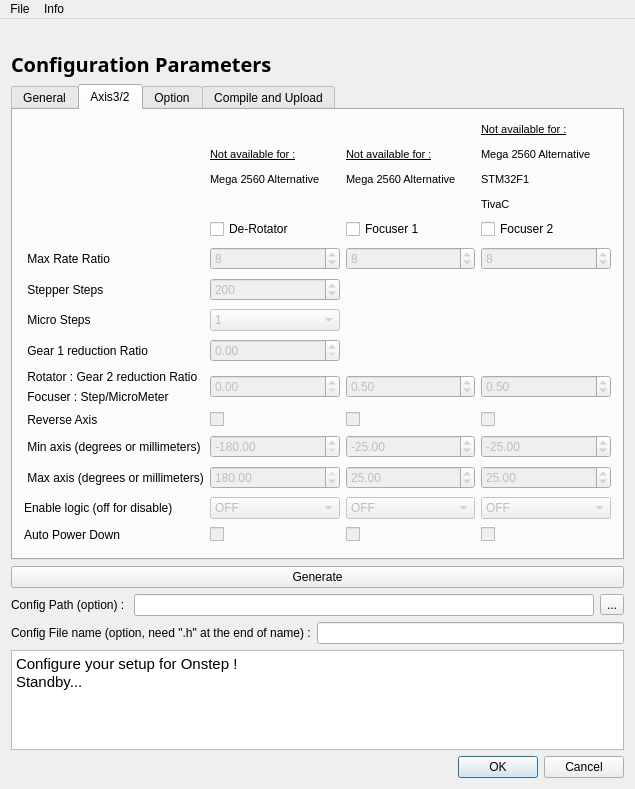
Above: configurator.ui from dragonlost/Onstep_Generator before the change. Below: the same form after it.
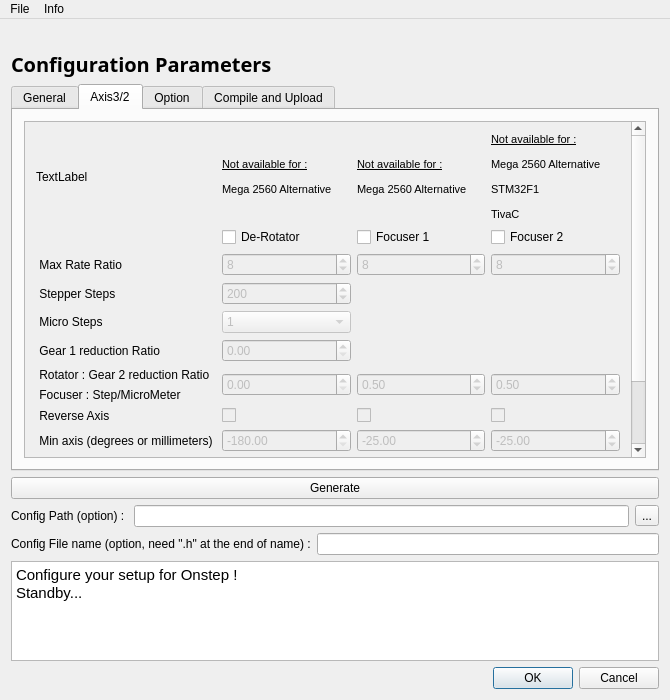
That is the form after the change. The open tabs and pages were chosen to show the change. Icons and pictures are not drawn.

Commit message: update layout for reduce minimal size

```diff
--- a/configurator.ui
+++ b/configurator.ui
@@ -6,8 +6,8 @@
    <rect>
     <x>0</x>
     <y>0</y>
-    <width>635</width>
-    <height>789</height>
+    <width>670</width>
+    <height>700</height>
    </rect>
   </property>
   <property name="maximumSize">
@@ -24,7 +24,7 @@
     <normaloff>OnStep_Logo_Medium.png</normaloff>OnStep_Logo_Medium.png</iconset>
   </property>
   <widget class="QWidget" name="centralWidget">
-   <layout class="QVBoxLayout" name="verticalLayout_2">
+   <layout class="QVBoxLayout" name="verticalLayout_4">
     <item>
      <layout class="QVBoxLayout" name="verticalLayout">
       <item>
@@ -73,6 +73,21 @@
          </attribute>
          <layout class="QVBoxLayout" name="verticalLayout_6">
           <item>
+           <widget class="QScrollArea" name="scrollArea_2">
+            <property name="widgetResizable">
+             <bool>true</bool>
+            </property>
+            <widget class="QWidget" name="scrollArea_general">
+             <property name="geometry">
+              <rect>
+               <x>0</x>
+               <y>0</y>
+               <width>612</width>
+               <height>442</height>
+              </rect>
+             </property>
+             <layout class="QVBoxLayout" name="verticalLayout_2">
+              <item>
            <layout class="QHBoxLayout" name="horizontalLayout_2">
             <item>
              <widget class="QLabel" name="label_8">
@@ -767,65 +782,99 @@
           </item>
          </layout>
         </widget>
+           </widget>
+          </item>
+         </layout>
+        </widget>
         <widget class="QWidget" name="axis3_2_tab">
          <attribute name="title">
           <string>Axis3/2</string>
          </attribute>
          <layout class="QGridLayout" name="gridLayout_3">
+          <item row="0" column="0">
+           <widget class="QScrollArea" name="scrollArea_3">
+            <property name="widgetResizable">
+             <bool>true</bool>
+            </property>
+            <widget class="QWidget" name="scrollAreaWidgetContents">
+             <property name="geometry">
+              <rect>
+               <x>0</x>
+               <y>0</y>
+               <width>612</width>
+               <height>451</height>
+              </rect>
+             </property>
+             <layout class="QGridLayout" name="gridLayout_4">
+              <item row="11" column="1">
+               <widget class="QCheckBox" name="rot_auto_checkBox">
+                <property name="enabled">
+                 <bool>false</bool>
+                </property>
+                <property name="text">
+                 <string/>
+                </property>
+               </widget>
+              </item>
+              <item row="2" column="0">
+               <widget class="QLabel" name="label_34">
+                <property name="text">
+                 <string> Max Rate Ratio</string>
+                </property>
+               </widget>
+              </item>
           <item row="10" column="3">
-           <widget class="QDoubleSpinBox" name="focus2_max_mil_doubleSpinBox">
+               <widget class="QComboBox" name="focus2_di_comboBox">
             <property name="enabled">
              <bool>false</bool>
             </property>
-            <property name="minimum">
-             <double>-999999.000000000000000</double>
-            </property>
-            <property name="maximum">
-             <double>999999.989999999990687</double>
-            </property>
-            <property name="value">
-             <double>25.000000000000000</double>
-            </property>
-           </widget>
-          </item>
-          <item row="11" column="0">
-           <widget class="QLabel" name="label_13">
+                <item>
             <property name="text">
-             <string>Enable logic (off for disable)</string>
-            </property>
-           </widget>
-          </item>
-          <item row="4" column="0">
-           <widget class="QLabel" name="label_35">
+                  <string>OFF</string>
+                 </property>
+                </item>
+                <item>
             <property name="text">
-             <string> Stepper Steps</string>
-            </property>
-           </widget>
-          </item>
-          <item row="10" column="0">
-           <widget class="QLabel" name="label_41">
+                  <string>HIGH</string>
+                 </property>
+                </item>
+                <item>
             <property name="text">
-             <string> Max axis (degrees or millimeters)</string>
-            </property>
+                  <string>LOW</string>
+                 </property>
+                </item>
            </widget>
           </item>
           <item row="10" column="1">
-           <widget class="QDoubleSpinBox" name="rot_max_angle_doubleSpinBox">
+               <widget class="QComboBox" name="rot_di_comboBox">
             <property name="enabled">
              <bool>false</bool>
             </property>
-            <property name="minimum">
-             <double>-180.000000000000000</double>
-            </property>
-            <property name="maximum">
-             <double>180.000000000000000</double>
-            </property>
-            <property name="value">
-             <double>180.000000000000000</double>
-            </property>
-           </widget>
-          </item>
-          <item row="3" column="1">
+                <item>
+                 <property name="text">
+                  <string>OFF</string>
+                 </property>
+                </item>
+                <item>
+                 <property name="text">
+                  <string>HIGH</string>
+                 </property>
+                </item>
+                <item>
+                 <property name="text">
+                  <string>LOW</string>
+                 </property>
+                </item>
+               </widget>
+              </item>
+              <item row="7" column="0">
+               <widget class="QLabel" name="label_39">
+                <property name="text">
+                 <string> Reverse Axis</string>
+                </property>
+               </widget>
+              </item>
+              <item row="2" column="1">
            <widget class="QSpinBox" name="rot_mrate_spinBox">
             <property name="enabled">
              <bool>false</bool>
@@ -838,43 +887,244 @@
             </property>
            </widget>
           </item>
-          <item row="9" column="2">
-           <widget class="QDoubleSpinBox" name="focus1_min_mil_doubleSpinBox">
+              <item row="4" column="0">
+               <widget class="QLabel" name="label_36">
+                <property name="text">
+                 <string> Micro Steps</string>
+                </property>
+               </widget>
+              </item>
+              <item row="6" column="2">
+               <widget class="QDoubleSpinBox" name="focus1_micro_doubleSpinBox">
             <property name="enabled">
              <bool>false</bool>
             </property>
+                <property name="maximum">
+                 <double>999999.989999999990687</double>
+                </property>
+                <property name="value">
+                 <double>0.500000000000000</double>
+                </property>
+               </widget>
+              </item>
+              <item row="0" column="0">
+               <widget class="QLabel" name="label_53">
+                <property name="text">
+                 <string>TextLabel</string>
+                </property>
+               </widget>
+              </item>
+              <item row="8" column="1">
+               <widget class="QDoubleSpinBox" name="rot_min_angle_doubleSpinBox">
+                <property name="enabled">
+                 <bool>false</bool>
+                </property>
             <property name="minimum">
-             <double>-999999.989999999990687</double>
+                 <double>-180.000000000000000</double>
             </property>
             <property name="maximum">
-             <double>999999.989999999990687</double>
+                 <double>180.000000000000000</double>
             </property>
             <property name="value">
-             <double>-25.000000000000000</double>
+                 <double>-180.000000000000000</double>
             </property>
            </widget>
           </item>
-          <item row="3" column="3">
-           <widget class="QSpinBox" name="focus2_mrate_spinBox">
+              <item row="1" column="3">
+               <widget class="QCheckBox" name="focus2_checkBox">
+                <property name="text">
+                 <string>Focuser 2</string>
+                </property>
+               </widget>
+              </item>
+              <item row="3" column="0">
+               <widget class="QLabel" name="label_35">
+                <property name="text">
+                 <string> Stepper Steps</string>
+                </property>
+               </widget>
+              </item>
+              <item row="10" column="2">
+               <widget class="QComboBox" name="focus1_di_comboBox">
             <property name="enabled">
              <bool>false</bool>
             </property>
+                <item>
+                 <property name="text">
+                  <string>OFF</string>
+                 </property>
+                </item>
+                <item>
+                 <property name="text">
+                  <string>HIGH</string>
+                 </property>
+                </item>
+                <item>
+                 <property name="text">
+                  <string>LOW</string>
+                 </property>
+                </item>
+               </widget>
+              </item>
+              <item row="6" column="1">
+               <widget class="QDoubleSpinBox" name="rot_gear2_doubleSpinBox">
+                <property name="enabled">
+                 <bool>false</bool>
+                </property>
             <property name="maximum">
-             <number>256</number>
-            </property>
+                 <double>999999.989999999990687</double>
+                </property>
+               </widget>
+              </item>
+              <item row="11" column="2">
+               <widget class="QCheckBox" name="focus1_auto_checkBox">
+                <property name="enabled">
+                 <bool>false</bool>
+                </property>
+                <property name="text">
+                 <string/>
+                </property>
+               </widget>
+              </item>
+              <item row="3" column="1">
+               <widget class="QSpinBox" name="rot_step_spinBox">
+                <property name="enabled">
+                 <bool>false</bool>
+                </property>
+                <property name="minimum">
+                 <number>1</number>
+                </property>
+                <property name="maximum">
+                 <number>100000</number>
+                </property>
             <property name="value">
-             <number>8</number>
+                 <number>200</number>
             </property>
            </widget>
           </item>
-          <item row="6" column="0">
+              <item row="5" column="0">
            <widget class="QLabel" name="label_38">
             <property name="text">
              <string> Gear 1 reduction Ratio</string>
             </property>
            </widget>
           </item>
-          <item row="7" column="0">
+              <item row="1" column="2">
+               <widget class="QCheckBox" name="focus1_checkBox">
+                <property name="text">
+                 <string>Focuser 1</string>
+                </property>
+               </widget>
+              </item>
+              <item row="2" column="2">
+               <widget class="QSpinBox" name="focus1_mrate_spinBox">
+                <property name="enabled">
+                 <bool>false</bool>
+                </property>
+                <property name="maximum">
+                 <number>256</number>
+                </property>
+                <property name="value">
+                 <number>8</number>
+                </property>
+               </widget>
+              </item>
+              <item row="0" column="3">
+               <widget class="QLabel" name="label_51">
+                <property name="text">
+                 <string>&lt;html&gt;&lt;head/&gt;&lt;body&gt;&lt;p&gt;&lt;span style=&quot; font-size:8pt; text-decoration: underline;&quot;&gt;Not available for :&lt;/span&gt;&lt;/p&gt;&lt;p&gt;&lt;span style=&quot; font-size:8pt;&quot;&gt;Mega 2560 Alternative&lt;/span&gt;&lt;/p&gt;&lt;p&gt;&lt;span style=&quot; font-size:8pt;&quot;&gt;STM32F1&lt;/span&gt;&lt;/p&gt;&lt;p&gt;&lt;span style=&quot; font-size:8pt;&quot;&gt;TivaC&lt;/span&gt;&lt;/p&gt;&lt;/body&gt;&lt;/html&gt;</string>
+                </property>
+               </widget>
+              </item>
+              <item row="7" column="1">
+               <widget class="QCheckBox" name="rot_reverse_checkBox">
+                <property name="enabled">
+                 <bool>false</bool>
+                </property>
+                <property name="text">
+                 <string/>
+                </property>
+               </widget>
+              </item>
+              <item row="11" column="3">
+               <widget class="QCheckBox" name="focus2_auto_checkBox">
+                <property name="enabled">
+                 <bool>false</bool>
+                </property>
+                <property name="text">
+                 <string/>
+                </property>
+               </widget>
+              </item>
+              <item row="5" column="1">
+               <widget class="QDoubleSpinBox" name="rot_gear1_doubleSpinBox">
+                <property name="enabled">
+                 <bool>false</bool>
+                </property>
+                <property name="maximum">
+                 <double>999999.989999999990687</double>
+                </property>
+               </widget>
+              </item>
+              <item row="9" column="3">
+               <widget class="QDoubleSpinBox" name="focus2_max_mil_doubleSpinBox">
+                <property name="enabled">
+                 <bool>false</bool>
+                </property>
+                <property name="minimum">
+                 <double>-999999.000000000000000</double>
+                </property>
+                <property name="maximum">
+                 <double>999999.989999999990687</double>
+                </property>
+                <property name="value">
+                 <double>25.000000000000000</double>
+                </property>
+               </widget>
+              </item>
+              <item row="9" column="2">
+               <widget class="QDoubleSpinBox" name="focus1_max_mil_doubleSpinBox">
+                <property name="enabled">
+                 <bool>false</bool>
+                </property>
+                <property name="minimum">
+                 <double>-999999.989999999990687</double>
+                </property>
+                <property name="maximum">
+                 <double>999999.989999999990687</double>
+                </property>
+                <property name="value">
+                 <double>25.000000000000000</double>
+                </property>
+               </widget>
+              </item>
+              <item row="2" column="3">
+               <widget class="QSpinBox" name="focus2_mrate_spinBox">
+                <property name="enabled">
+                 <bool>false</bool>
+                </property>
+                <property name="maximum">
+                 <number>256</number>
+                </property>
+                <property name="value">
+                 <number>8</number>
+                </property>
+               </widget>
+              </item>
+              <item row="0" column="1">
+               <widget class="QLabel" name="label_49">
+                <property name="maximumSize">
+                 <size>
+                  <width>16777215</width>
+                  <height>40</height>
+                 </size>
+                </property>
+                <property name="text">
+                 <string>&lt;html&gt;&lt;head/&gt;&lt;body&gt;&lt;p&gt;&lt;span style=&quot; font-size:8pt; text-decoration: underline;&quot;&gt;Not available for :&lt;/span&gt;&lt;/p&gt;&lt;p&gt;&lt;span style=&quot; font-size:8pt;&quot;&gt;Mega 2560 Alternative&lt;/span&gt;&lt;/p&gt;&lt;/body&gt;&lt;/html&gt;</string>
+                </property>
+               </widget>
+              </item>
+              <item row="6" column="0">
            <layout class="QVBoxLayout" name="verticalLayout_7">
             <item>
              <widget class="QLabel" name="label_37">
@@ -892,89 +1142,89 @@
             </item>
            </layout>
           </item>
-          <item row="8" column="0">
-           <widget class="QLabel" name="label_39">
-            <property name="text">
-             <string> Reverse Axis</string>
-            </property>
-           </widget>
-          </item>
-          <item row="9" column="0">
-           <widget class="QLabel" name="label_40">
-            <property name="text">
-             <string> Min axis (degrees or millimeters)</string>
-            </property>
-           </widget>
-          </item>
-          <item row="7" column="2">
-           <widget class="QDoubleSpinBox" name="focus1_micro_doubleSpinBox">
-            <property name="enabled">
-             <bool>false</bool>
-            </property>
-            <property name="maximum">
-             <double>999999.989999999990687</double>
-            </property>
-            <property name="value">
-             <double>0.500000000000000</double>
-            </property>
-           </widget>
-          </item>
-          <item row="2" column="3">
-           <widget class="QCheckBox" name="focus2_checkBox">
-            <property name="text">
-             <string>Focuser 2</string>
-            </property>
-           </widget>
-          </item>
-          <item row="8" column="1">
-           <widget class="QCheckBox" name="rot_reverse_checkBox">
-            <property name="enabled">
-             <bool>false</bool>
-            </property>
-            <property name="text">
-             <string/>
-            </property>
-           </widget>
-          </item>
-          <item row="2" column="2">
-           <widget class="QCheckBox" name="focus1_checkBox">
-            <property name="text">
-             <string>Focuser 1</string>
-            </property>
-           </widget>
-          </item>
-          <item row="2" column="1">
+              <item row="1" column="1">
            <widget class="QCheckBox" name="rot_checkBox">
             <property name="text">
              <string>De-Rotator</string>
             </property>
            </widget>
           </item>
-          <item row="8" column="3">
-           <widget class="QCheckBox" name="focus2_reverse_checkBox">
+              <item row="4" column="1">
+               <widget class="QComboBox" name="rot_mode_comboBox">
             <property name="enabled">
              <bool>false</bool>
             </property>
+                <item>
             <property name="text">
-             <string/>
-            </property>
-           </widget>
-          </item>
-          <item row="3" column="0">
-           <widget class="QLabel" name="label_34">
+                  <string>1</string>
+                 </property>
+                </item>
+                <item>
             <property name="text">
-             <string> Max Rate Ratio</string>
-            </property>
-           </widget>
-          </item>
-          <item row="5" column="0">
-           <widget class="QLabel" name="label_36">
+                  <string>2</string>
+                 </property>
+                </item>
+                <item>
+                 <property name="text">
+                  <string>4</string>
+                 </property>
+                </item>
+                <item>
+                 <property name="text">
+                  <string>8</string>
+                 </property>
+                </item>
+                <item>
+                 <property name="text">
+                  <string>16</string>
+                 </property>
+                </item>
+                <item>
+                 <property name="text">
+                  <string>32</string>
+                 </property>
+                </item>
+                <item>
+                 <property name="text">
+                  <string>64</string>
+                 </property>
+                </item>
+                <item>
+                 <property name="text">
+                  <string>128</string>
+                 </property>
+                </item>
+                <item>
+                 <property name="text">
+                  <string>256</string>
+                 </property>
+                </item>
+               </widget>
+              </item>
+              <item row="9" column="1">
+               <widget class="QDoubleSpinBox" name="rot_max_angle_doubleSpinBox">
+                <property name="enabled">
+                 <bool>false</bool>
+                </property>
+                <property name="minimum">
+                 <double>-180.000000000000000</double>
+                </property>
+                <property name="maximum">
+                 <double>180.000000000000000</double>
+                </property>
+                <property name="value">
+                 <double>180.000000000000000</double>
+                </property>
+               </widget>
+              </item>
+              <item row="9" column="0">
+               <widget class="QLabel" name="label_41">
             <property name="text">
-             <string> Micro Steps</string>
+                 <string> Max axis (degrees or millimeters)</string>
             </property>
            </widget>
           </item>
-          <item row="7" column="3">
+              <item row="6" column="3">
            <widget class="QDoubleSpinBox" name="focus2_micro_doubleSpinBox">
             <property name="enabled">
              <bool>false</bool>
@@ -987,62 +1237,7 @@
             </property>
            </widget>
           </item>
-          <item row="10" column="2">
-           <widget class="QDoubleSpinBox" name="focus1_max_mil_doubleSpinBox">
-            <property name="enabled">
-             <bool>false</bool>
-            </property>
-            <property name="minimum">
-             <double>-999999.989999999990687</double>
-            </property>
-            <property name="maximum">
-             <double>999999.989999999990687</double>
-            </property>
-            <property name="value">
-             <double>25.000000000000000</double>
-            </property>
-           </widget>
-          </item>
-          <item row="9" column="1">
-           <widget class="QDoubleSpinBox" name="rot_min_angle_doubleSpinBox">
-            <property name="enabled">
-             <bool>false</bool>
-            </property>
-            <property name="minimum">
-             <double>-180.000000000000000</double>
-            </property>
-            <property name="maximum">
-             <double>180.000000000000000</double>
-            </property>
-            <property name="value">
-             <double>-180.000000000000000</double>
-            </property>
-           </widget>
-          </item>
-          <item row="7" column="1">
-           <widget class="QDoubleSpinBox" name="rot_gear2_doubleSpinBox">
-            <property name="enabled">
-             <bool>false</bool>
-            </property>
-            <property name="maximum">
-             <double>999999.989999999990687</double>
-            </property>
-           </widget>
-          </item>
-          <item row="3" column="2">
-           <widget class="QSpinBox" name="focus1_mrate_spinBox">
-            <property name="enabled">
-             <bool>false</bool>
-            </property>
-            <property name="maximum">
-             <number>256</number>
-            </property>
-            <property name="value">
-             <number>8</number>
-            </property>
-           </widget>
-          </item>
-          <item row="8" column="2">
+              <item row="7" column="2">
            <widget class="QCheckBox" name="focus1_reverse_checkBox">
             <property name="enabled">
              <bool>false</bool>
@@ -1052,59 +1247,47 @@
             </property>
            </widget>
           </item>
-          <item row="5" column="1">
-           <widget class="QComboBox" name="rot_mode_comboBox">
+              <item row="7" column="3">
+               <widget class="QCheckBox" name="focus2_reverse_checkBox">
             <property name="enabled">
              <bool>false</bool>
             </property>
-            <item>
              <property name="text">
-              <string>1</string>
-             </property>
-            </item>
-            <item>
-             <property name="text">
-              <string>2</string>
-             </property>
-            </item>
-            <item>
-             <property name="text">
-              <string>4</string>
-             </property>
-            </item>
-            <item>
-             <property name="text">
-              <string>8</string>
-             </property>
-            </item>
-            <item>
-             <property name="text">
-              <string>16</string>
-             </property>
-            </item>
-            <item>
+                 <string/>
+                </property>
+               </widget>
+              </item>
+              <item row="8" column="2">
+               <widget class="QDoubleSpinBox" name="focus1_min_mil_doubleSpinBox">
+                <property name="enabled">
+                 <bool>false</bool>
+                </property>
+                <property name="minimum">
+                 <double>-999999.989999999990687</double>
+                </property>
+                <property name="maximum">
+                 <double>999999.989999999990687</double>
+                </property>
+                <property name="value">
+                 <double>-25.000000000000000</double>
+                </property>
+               </widget>
+              </item>
+              <item row="10" column="0">
+               <widget class="QLabel" name="label_13">
              <property name="text">
-              <string>32</string>
-             </property>
-            </item>
-            <item>
+                 <string>Enable logic (off for disable)</string>
+                </property>
+               </widget>
+              </item>
+              <item row="8" column="0">
+               <widget class="QLabel" name="label_40">
              <property name="text">
-              <string>64</string>
-             </property>
-            </item>
-            <item>
-             <property name="text">
-              <string>128</string>
-             </property>
-            </item>
-            <item>
-             <property name="text">
-              <string>256</string>
-             </property>
-            </item>
-           </widget>
-          </item>
-          <item row="9" column="3">
+                 <string> Min axis (degrees or millimeters)</string>
+                </property>
+               </widget>
+              </item>
+              <item row="8" column="3">
            <widget class="QDoubleSpinBox" name="focus2_min_mil_doubleSpinBox">
             <property name="enabled">
              <bool>false</bool>
@@ -1120,160 +1303,22 @@
             </property>
            </widget>
           </item>
-          <item row="11" column="1">
-           <widget class="QComboBox" name="rot_di_comboBox">
-            <property name="enabled">
-             <bool>false</bool>
-            </property>
-            <item>
+              <item row="0" column="2">
+               <widget class="QLabel" name="label_50">
              <property name="text">
-              <string>OFF</string>
-             </property>
-            </item>
-            <item>
-             <property name="text">
-              <string>HIGH</string>
-             </property>
-            </item>
-            <item>
-             <property name="text">
-              <string>LOW</string>
-             </property>
-            </item>
-           </widget>
-          </item>
-          <item row="6" column="1">
-           <widget class="QDoubleSpinBox" name="rot_gear1_doubleSpinBox">
-            <property name="enabled">
-             <bool>false</bool>
-            </property>
-            <property name="maximum">
-             <double>999999.989999999990687</double>
-            </property>
-           </widget>
-          </item>
-          <item row="4" column="1">
-           <widget class="QSpinBox" name="rot_step_spinBox">
-            <property name="enabled">
-             <bool>false</bool>
-            </property>
-            <property name="minimum">
-             <number>1</number>
-            </property>
-            <property name="maximum">
-             <number>100000</number>
-            </property>
-            <property name="value">
-             <number>200</number>
-            </property>
-           </widget>
-          </item>
-          <item row="11" column="3">
-           <widget class="QComboBox" name="focus2_di_comboBox">
-            <property name="enabled">
-             <bool>false</bool>
-            </property>
-            <item>
-             <property name="text">
-              <string>OFF</string>
-             </property>
-            </item>
-            <item>
-             <property name="text">
-              <string>HIGH</string>
-             </property>
-            </item>
-            <item>
-             <property name="text">
-              <string>LOW</string>
-             </property>
-            </item>
-           </widget>
-          </item>
-          <item row="11" column="2">
-           <widget class="QComboBox" name="focus1_di_comboBox">
-            <property name="enabled">
-             <bool>false</bool>
-            </property>
-            <item>
-             <property name="text">
-              <string>OFF</string>
-             </property>
-            </item>
-            <item>
-             <property name="text">
-              <string>HIGH</string>
-             </property>
-            </item>
-            <item>
-             <property name="text">
-              <string>LOW</string>
-             </property>
-            </item>
-           </widget>
-          </item>
-          <item row="12" column="1">
-           <widget class="QCheckBox" name="rot_auto_checkBox">
-            <property name="enabled">
-             <bool>false</bool>
-            </property>
-            <property name="text">
-             <string/>
-            </property>
-           </widget>
-          </item>
-          <item row="12" column="3">
-           <widget class="QCheckBox" name="focus2_auto_checkBox">
-            <property name="enabled">
-             <bool>false</bool>
-            </property>
-            <property name="text">
-             <string/>
-            </property>
-           </widget>
-          </item>
-          <item row="12" column="2">
-           <widget class="QCheckBox" name="focus1_auto_checkBox">
-            <property name="enabled">
-             <bool>false</bool>
-            </property>
-            <property name="text">
-             <string/>
-            </property>
-           </widget>
-          </item>
-          <item row="12" column="0">
+                 <string>&lt;html&gt;&lt;head/&gt;&lt;body&gt;&lt;p&gt;&lt;span style=&quot; font-size:8pt; text-decoration: underline;&quot;&gt;Not available for :&lt;/span&gt;&lt;/p&gt;&lt;p&gt;&lt;span style=&quot; font-size:8pt;&quot;&gt;Mega 2560 Alternative&lt;/span&gt;&lt;/p&gt;&lt;/body&gt;&lt;/html&gt;</string>
+                </property>
+               </widget>
+              </item>
+              <item row="11" column="0">
            <widget class="QLabel" name="label_47">
             <property name="text">
              <string>Auto Power Down</string>
             </property>
            </widget>
           </item>
-          <item row="1" column="1">
-           <widget class="QLabel" name="label_49">
-            <property name="maximumSize">
-             <size>
-              <width>16777215</width>
-              <height>40</height>
-             </size>
-            </property>
-            <property name="text">
-             <string>&lt;html&gt;&lt;head/&gt;&lt;body&gt;&lt;p&gt;&lt;span style=&quot; font-size:8pt; text-decoration: underline;&quot;&gt;Not available for :&lt;/span&gt;&lt;/p&gt;&lt;p&gt;&lt;span style=&quot; font-size:8pt;&quot;&gt;Mega 2560 Alternative&lt;/span&gt;&lt;/p&gt;&lt;/body&gt;&lt;/html&gt;</string>
-            </property>
-           </widget>
-          </item>
-          <item row="1" column="2">
-           <widget class="QLabel" name="label_50">
-            <property name="text">
-             <string>&lt;html&gt;&lt;head/&gt;&lt;body&gt;&lt;p&gt;&lt;span style=&quot; font-size:8pt; text-decoration: underline;&quot;&gt;Not available for :&lt;/span&gt;&lt;/p&gt;&lt;p&gt;&lt;span style=&quot; font-size:8pt;&quot;&gt;Mega 2560 Alternative&lt;/span&gt;&lt;/p&gt;&lt;/body&gt;&lt;/html&gt;</string>
-            </property>
-           </widget>
-          </item>
-          <item row="1" column="3">
-           <widget class="QLabel" name="label_51">
-            <property name="text">
-             <string>&lt;html&gt;&lt;head/&gt;&lt;body&gt;&lt;p&gt;&lt;span style=&quot; font-size:8pt; text-decoration: underline;&quot;&gt;Not available for :&lt;/span&gt;&lt;/p&gt;&lt;p&gt;&lt;span style=&quot; font-size:8pt;&quot;&gt;Mega 2560 Alternative&lt;/span&gt;&lt;/p&gt;&lt;p&gt;&lt;span style=&quot; font-size:8pt;&quot;&gt;STM32F1&lt;/span&gt;&lt;/p&gt;&lt;p&gt;&lt;span style=&quot; font-size:8pt;&quot;&gt;TivaC&lt;/span&gt;&lt;/p&gt;&lt;/body&gt;&lt;/html&gt;</string>
-            </property>
+             </layout>
+            </widget>
            </widget>
           </item>
          </layout>
@@ -1302,7 +1347,7 @@
               <rect>
                <x>0</x>
                <y>0</y>
-               <width>577</width>
+               <width>612</width>
                <height>1125</height>
               </rect>
              </property>
@@ -2686,7 +2731,7 @@
     <rect>
      <x>0</x>
      <y>0</y>
-     <width>635</width>
+     <width>670</width>
      <height>22</height>
     </rect>
    </property>
```
Lines whose indentation alone changed are shown as unchanged. The commit also changes 1 other file.
